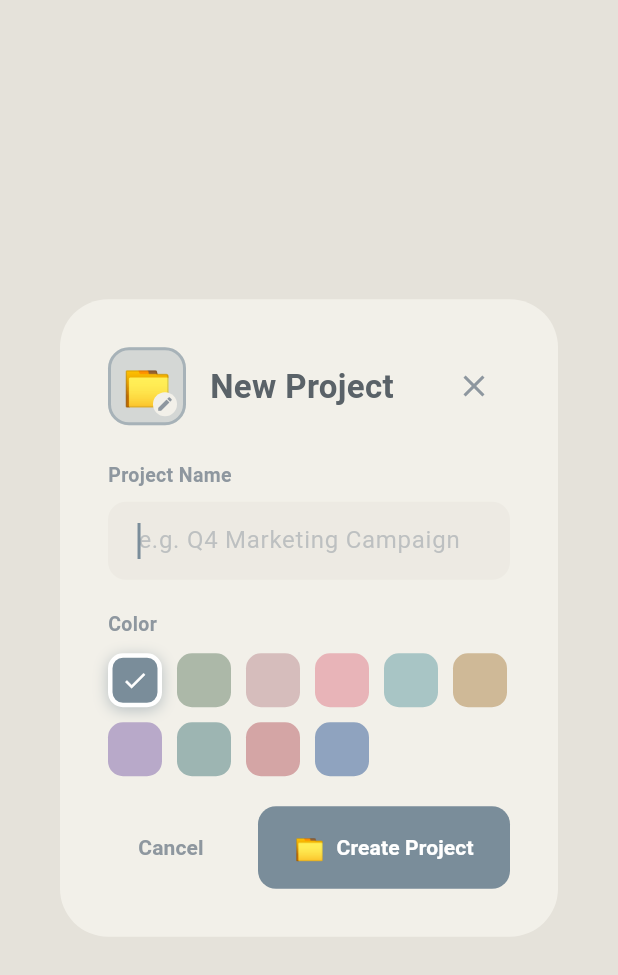
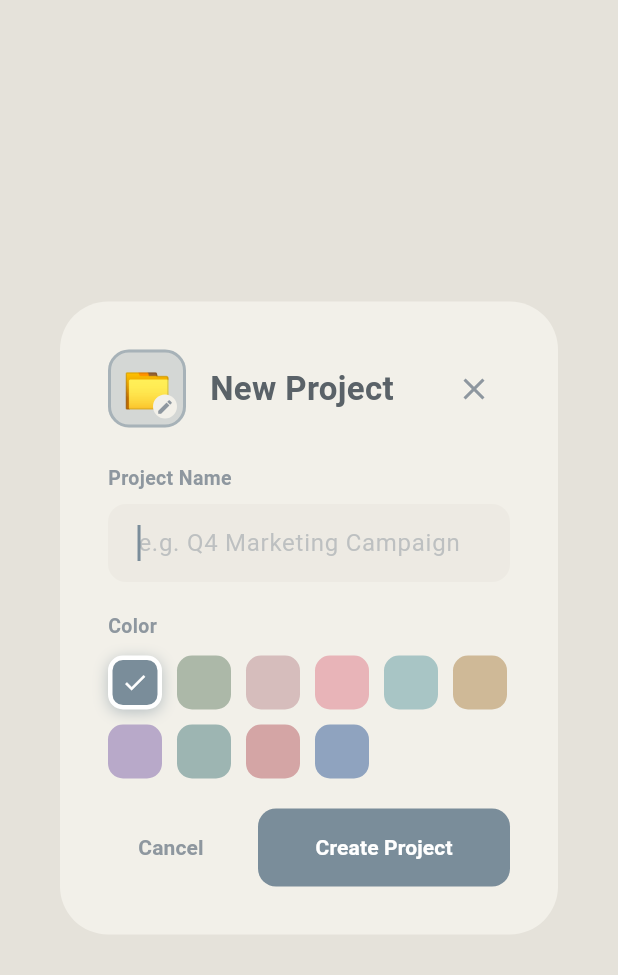
Before and after one commit to austin20010423/DayCrafter, a Flutter app: the ProjectModal widget shown alone on an empty page, opened directly, on a phone screen of 412 x 824 dp. Shown: the top 975 px of the screen. Run offline on Flutter 3.47's test engine with Material 3 defaults, Android fonts, the phone set to English and light mode, and no system bars; our stand-ins replace emoji_picker_flutter, file_picker, flutter_dotenv, flutter_linkify, flutter_markdown, lucide_icons and 3 more; missing offline and left inert: mcp_client, openai_dart; accounts and stored records are empty; generated files the repository leaves out were written again.

Commit message:
delete uneccessary icon

```diff
--- a/lib/provider.dart
+++ b/lib/provider.dart
@@ -53,7 +53,6 @@ Map<String, String?> detectMcpMarker(String gptText) {
     debugPrint('📋 Extracted task from context after marker');
   }
 
-  debugPrint('📋 MCP task input extracted: ${task.length} chars');
   return {'tool': tool, 'task': task};
 }
 
@@ -826,7 +825,6 @@ class DayCrafterProvider with ChangeNotifier {
         }
       }
       final mcpInput = message.mcpInputPending!;
-      debugPrint('🚀 User APPROVED MCP action. Invoking with input: $mcpInput');
 
       // Call the MCP server
       final tasks = await _getTasks(mcpInput);
--- a/lib/widgets/project_modal.dart
+++ b/lib/widgets/project_modal.dart
@@ -167,19 +167,9 @@ class _ProjectModalState extends State<ProjectModal> {
                         ),
                         elevation: 0,
                       ),
-                      child: Row(
-                        mainAxisAlignment: MainAxisAlignment.center,
-                        children: [
-                          Text(
-                            _selectedEmoji,
-                            style: const TextStyle(fontSize: 16),
-                          ),
-                          const SizedBox(width: 8),
-                          Text(
-                            AppLocalizations.of(context)!.createProject,
-                            style: const TextStyle(fontWeight: FontWeight.bold),
-                          ),
-                        ],
+                      child: Text(
+                        AppLocalizations.of(context)!.createProject,
+                        style: const TextStyle(fontWeight: FontWeight.bold),
                       ),
                     ),
                   ),
--- a/lib/widgets/settings_view.dart
+++ b/lib/widgets/settings_view.dart
@@ -64,11 +64,9 @@ class SettingsView extends StatelessWidget {
                       // Logout Button at bottom
                       SizedBox(
                         width: double.infinity,
-                        child: OutlinedButton.icon(
+                        child: OutlinedButton(
                           onPressed: () =>
                               _showLogoutConfirmation(context, provider, l10n),
-                          icon: const Icon(LucideIcons.logOut, size: 18),
-                          label: Text(l10n.logout),
                           style: OutlinedButton.styleFrom(
                             foregroundColor: Colors.red,
                             side: const BorderSide(color: Colors.red),
@@ -77,6 +75,7 @@ class SettingsView extends StatelessWidget {
                               borderRadius: BorderRadius.circular(10),
                             ),
                           ),
+                          child: Text(l10n.logout),
                         ),
                       ),
                       const SizedBox(height: 32),
```
Also changed, not shown: lib/widgets/chat_view.dart (+4 -6 lines).
